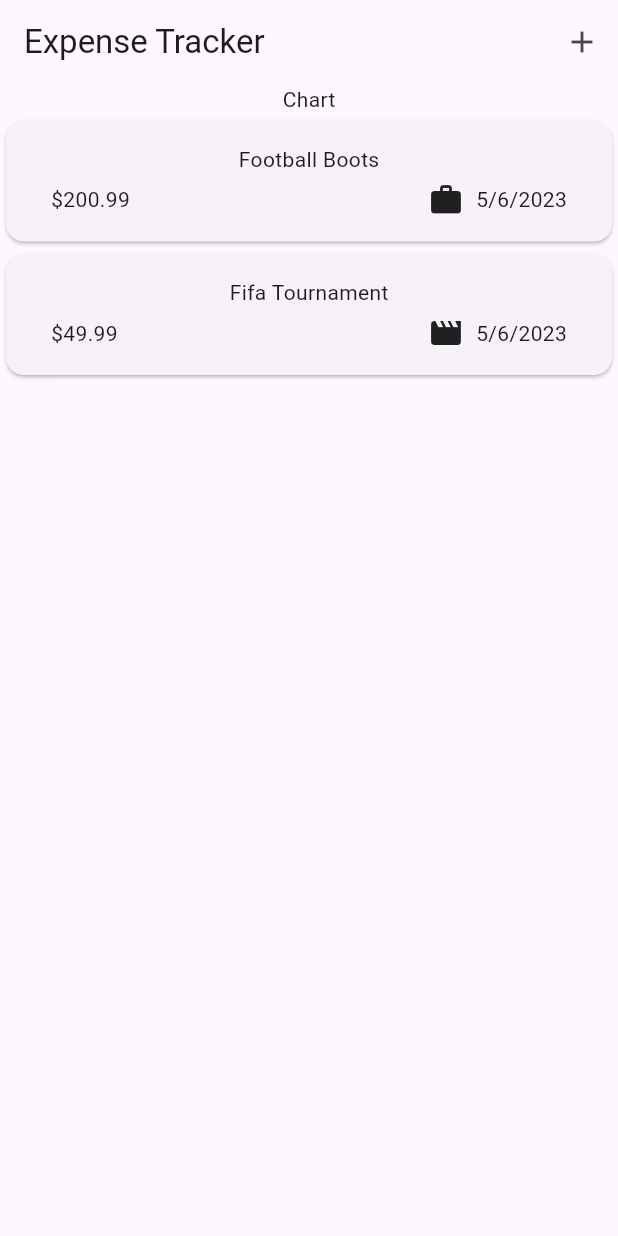
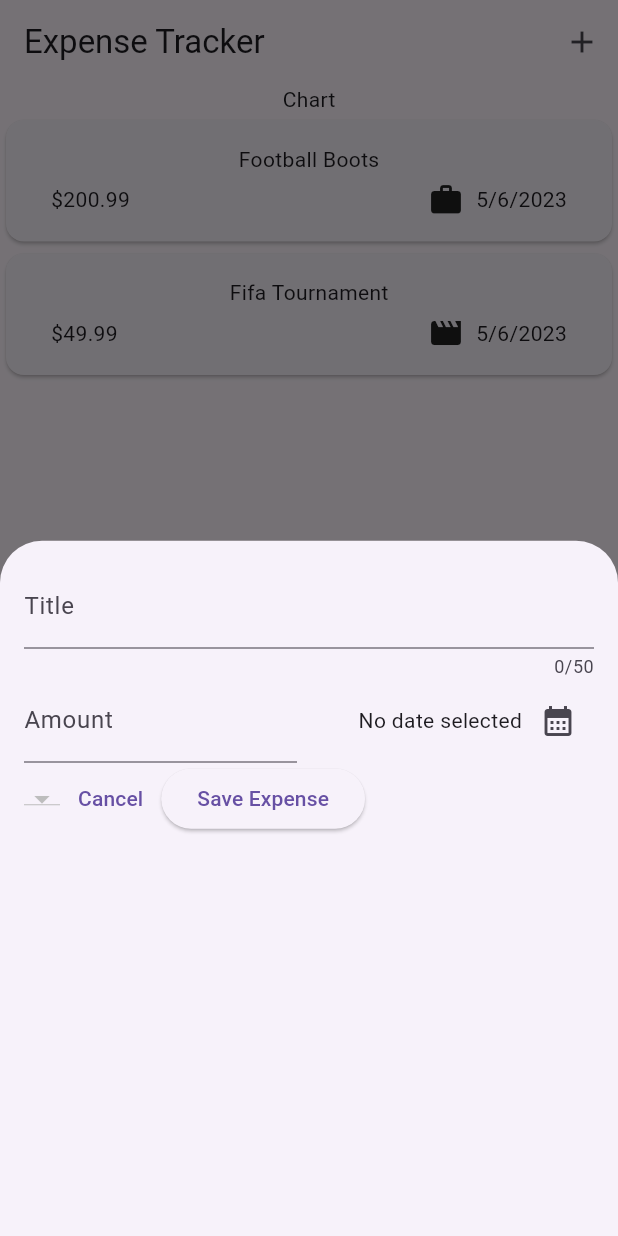
Before and after one commit to Code-Picasso/Flutter-Expense-Tracker, a Flutter app: the screen it shows after launch, after a tap on the "add" icon, on a phone screen of 412 x 824 dp. Run offline on Flutter 3.47's test engine with Material 2 defaults, Android fonts, the phone set to English and light mode, and no system bars; statements that could not run were skipped.

Commit message:
created date picker component

```diff
--- a/lib/widgets/expenses.dart
+++ b/lib/widgets/expenses.dart
@@ -1,5 +1,6 @@
 import 'package:expense_tracker/widgets/expenses_list/expenses_list.dart';
 import 'package:expense_tracker/models/expense.dart';
+import 'package:expense_tracker/widgets/new_expense.dart';
 import 'package:flutter/material.dart';
 
 class Expenses extends StatefulWidget {
@@ -22,12 +23,23 @@ class _ExpensesState extends State<Expenses> {
         date: DateTime.now(),
         category: Category.leisure)
   ];
+  void _openAddExpenseOverlay() {
+    showModalBottomSheet(
+        context: context,
+        builder: (ctx) {
+          return const NewExpense();
+        });
+  }
+
   @override
   Widget build(BuildContext context) {
     return Scaffold(
       appBar: AppBar(
         title: const Text('Expense Tracker'),
-        actions: [IconButton(onPressed: () {}, icon: const Icon(Icons.add))],
+        actions: [
+          IconButton(
+              onPressed: _openAddExpenseOverlay, icon: const Icon(Icons.add))
+        ],
       ),
       body: Column(
         children: [
--- /dev/null
+++ b/lib/widgets/new_expense.dart
@@ -0,0 +1,90 @@
+import 'package:flutter/material.dart';
+import 'package:intl/intl.dart';
+
+final formatter = DateFormat.yMd();
+
+class NewExpense extends StatefulWidget {
+  const NewExpense({super.key});
+
+  @override
+  _NewExpenseState createState() => _NewExpenseState();
+}
+
+class _NewExpenseState extends State<NewExpense> {
+  final _titleController = TextEditingController();
+  final _amountController = TextEditingController();
+  DateTime? _selectedDate;
+  void _presentDatePicker() async {
+    final now = DateTime.now();
+    final firstDate = DateTime(now.year - 1, now.month, now.day);
+    final pickedDate = await showDatePicker(
+        context: context,
+        initialDate: now,
+        firstDate: firstDate,
+        lastDate: now);
+    setState(() {
+      _selectedDate = pickedDate;
+    });
+  }
+
+  @override
+  void dispose() {
+    _titleController.dispose();
+    _amountController.dispose();
+    super.dispose();
+  }
+
+  @override
+  Widget build(BuildContext context) {
+    return Padding(
+        padding: const EdgeInsets.all(16),
+        child: Column(
+          children: [
+            TextField(
+              controller: _titleController,
+              maxLength: 50,
+              decoration: const InputDecoration(label: Text('Title')),
+            ),
+            Row(children: [
+              Expanded(
+                  child: TextField(
+                controller: _amountController,
+                keyboardType: TextInputType.number,
+                decoration: const InputDecoration(
+                    prefixText: '\$', label: Text('Amount')),
+              )),
+              const SizedBox(
+                width: 16,
+              ),
+              Expanded(
+                  child: Row(
+                      mainAxisAlignment: MainAxisAlignment.end,
+                      crossAxisAlignment: CrossAxisAlignment.center,
+                      children: [
+                    Text(_selectedDate == null
+                        ? 'No date selected'
+                        : formatter.format(_selectedDate!)),
+                    IconButton(
+                        onPressed: _presentDatePicker,
+                        icon: const Icon(Icons.calendar_month))
+                  ]))
+            ]),
+            Row(
+              children: [
+                DropdownButton(items: Category.values.map(), onChanged: (value) {}),
+                TextButton(
+                    onPressed: () {
+                      Navigator.pop(context);
+                    },
+                    child: Text('Cancel')),
+                ElevatedButton(
+                    onPressed: () {
+                      print(_titleController.text);
+                    },
+                    child: const Text('Save Expense'))
+              ],
+            )
+          ],
+        ));
+  }
+}
```
